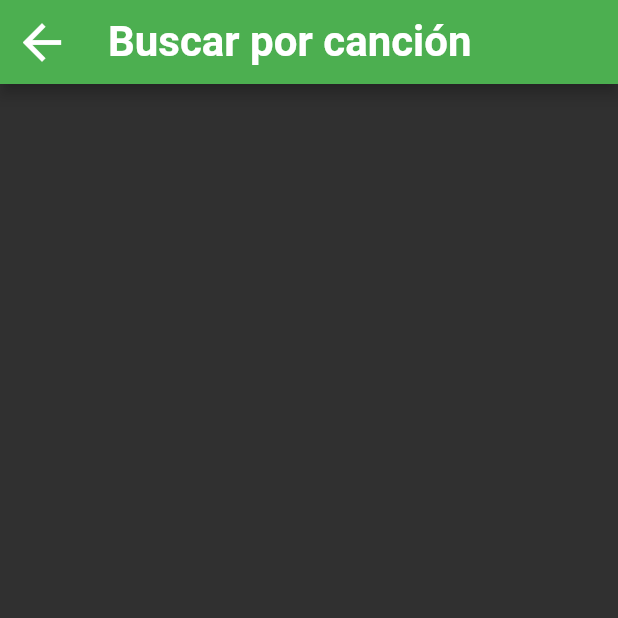
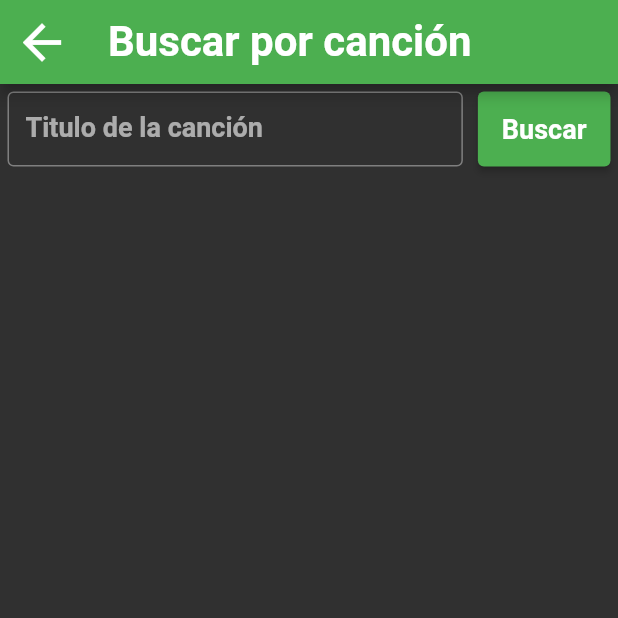
Before and after one commit to NicolasBorda96/FLUTTER-PROYECTO-IES, a Flutter app: the SearchPage screen opened directly, on a phone screen of 412 x 824 dp, the top half of it. Run offline on Flutter 3.47's test engine with Material 2 defaults, Android fonts, the phone set to English and light mode, and no system bars; our stand-ins replace google_fonts, page_transition.

Commit message:
Se añade la funcion de busqueda

```diff
--- a/lib/pages/search.dart
+++ b/lib/pages/search.dart
@@ -1,3 +1,7 @@
+import 'package:buscadorspotify/models/album.model.dart';
+import 'package:buscadorspotify/models/artist.model.dart';
+import 'package:buscadorspotify/models/track.model.dart';
+import 'package:buscadorspotify/provider/search.provider.dart';
 import 'package:flutter/material.dart';
 
 class SearchPage extends StatefulWidget {
@@ -11,6 +15,8 @@ class SearchPage extends StatefulWidget {
 
 class _SearchPageState extends State<SearchPage> {
   final String tipo;
+  TextEditingController _controller = TextEditingController();
+  Widget resultado = Container();
 
   _SearchPageState({this.tipo});
 
@@ -35,6 +41,116 @@ class _SearchPageState extends State<SearchPage> {
   }
 
   Widget _body() {
-    return Container();
+    return Column(
+      children: [
+        Row(
+          children: [
+            Expanded(
+              child: Container(
+                padding: EdgeInsets.all(5),
+                height: 60,
+                child: TextField(
+                  controller: _controller,
+                  style: TextStyle(fontSize: 18, fontWeight: FontWeight.bold),
+                  decoration: InputDecoration(
+                    border: OutlineInputBorder(),
+                    labelText: tipo == "canción"
+                        ? "Titulo de la canción"
+                        : (tipo == "álbum"
+                            ? "Titulo del álbum"
+                            : "Nombre del artista"),
+                  ),
+                  onSubmitted: (String value) {
+                    FocusScope.of(context).unfocus();
+                    setState(() {
+                      _buscar(value);
+                    });
+                  },
+                ),
+              ),
+            ),
+            Container(
+              padding: EdgeInsets.all(5),
+              height: 60,
+              child: ElevatedButton(
+                style: ButtonStyle(
+                  backgroundColor: MaterialStateProperty.all(Colors.green),
+                ),
+                onPressed: () {
+                  FocusScope.of(context).unfocus();
+                  setState(() {
+                    _buscar(_controller.text);
+                  });
+                },
+                child: Text(
+                  "Buscar",
+                  style: TextStyle(fontSize: 18, fontWeight: FontWeight.bold),
+                ),
+              ),
+            ),
+          ],
+        ),
+        Expanded(
+          child: resultado,
+        ),
+      ],
+    );
+  }
+
+  void _buscar(String search) {
+    SearchProvider trackProvider = SearchProvider();
+    if (tipo == "canción") {
+      resultado = FutureBuilder(
+          future: trackProvider.searchTrack(search),
+          builder: (BuildContext context, AsyncSnapshot<List<Track>> snapshot) {
+            if (snapshot.hasData) {
+              final List<Track> datos = snapshot.data;
+              List<Text> list = [];
+              datos.forEach((item) {
+                list.add(Text(item.name));
+              });
+              return ListView(children: list);
+            } else {
+              return Center(
+                child: CircularProgressIndicator(),
+              );
+            }
+          });
+    } else if (tipo == "álbum") {
+      resultado = FutureBuilder(
+          future: trackProvider.searchAlbum(search),
+          builder: (BuildContext context, AsyncSnapshot<List<Album>> snapshot) {
+            if (snapshot.hasData) {
+              final List<Album> datos = snapshot.data;
+              List<Text> list = [];
+              datos.forEach((item) {
+                list.add(Text(item.name));
+              });
+              return ListView(children: list);
+            } else {
+              return Center(
+                child: CircularProgressIndicator(),
+              );
+            }
+          });
+    } else {
+      resultado = FutureBuilder(
+          future: trackProvider.searchArtist(search),
+          builder:
+              (BuildContext context, AsyncSnapshot<List<Artist>> snapshot) {
+            if (snapshot.hasData) {
+              final List<Artist> datos = snapshot.data;
+              List<Text> list = [];
+              datos.forEach((item) {
+                list.add(Text(item.name));
+              });
+              return ListView(children: list);
+            } else {
+              return Center(
+                child: CircularProgressIndicator(),
+              );
+            }
+          });
+    }
   }
 }
--- a/pubspec.yaml
+++ b/pubspec.yaml
@@ -30,6 +30,8 @@ dependencies:
   cupertino_icons: ^1.0.2
   google_fonts: ^2.0.0
   page_transition: ^1.1.7+6
+  http: ^0.13.2
+  flutter_rating_bar: ^4.0.0
 
 dev_dependencies:
   flutter_test:
```
Also changed, not shown: pubspec.lock.
